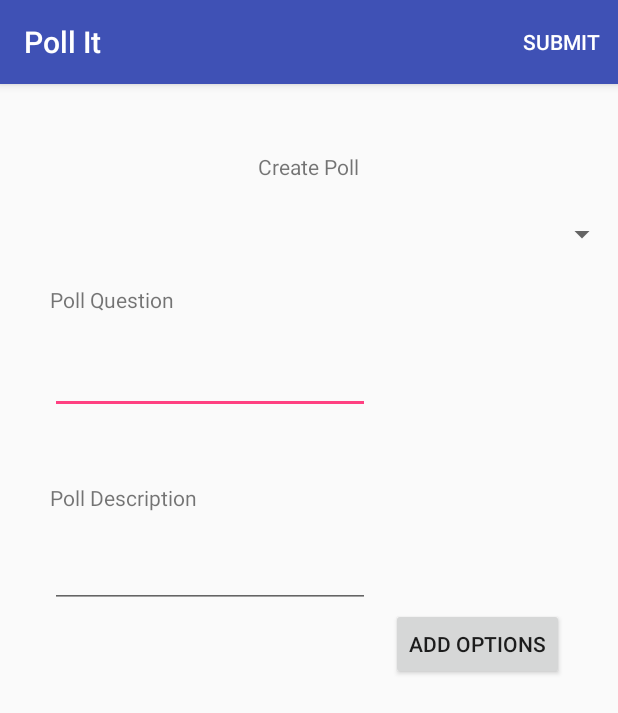
After one commit to rishavmedhi/App_chalk, an Android app: the CreatePoll screen opened directly, with no data from a screen before it, on a phone screen of 412 x 824 dp. The commit adds this screen. Shown: the top 713 px of the screen. Run offline under Robolectric (Android 15) with nearby library versions, the phone set to English and light mode, and no system bars; our stand-ins replace ButterKnife.

Commit message:
Create Poll Layout and activity change

```diff
--- a/app/src/main/AndroidManifest.xml
+++ b/app/src/main/AndroidManifest.xml
@@ -17,6 +17,7 @@
             </intent-filter>
         </activity>
         <activity android:name=".LandingPage"></activity>
+        <activity android:name=".CreatePoll"></activity>
     </application>
 
 </manifest>
--- /dev/null
+++ b/app/src/main/java/com/example/rmedhi/app_chalk/CreatePoll.java
@@ -0,0 +1,66 @@
+package com.example.rmedhi.app_chalk;
+
+import android.content.Intent;
+import android.os.Bundle;
+import android.support.annotation.Nullable;
+import android.support.v4.app.ActivityCompat;
+import android.support.v7.app.AppCompatActivity;
+import android.view.Menu;
+import android.view.MenuInflater;
+import android.view.MenuItem;
+import android.widget.RelativeLayout;
+
+import butterknife.BindView;
+
+import static android.R.attr.value;
+
+/**
+ * Created by R Medhi on 09-05-2017.
+ */
+
+public class CreatePoll extends AppCompatActivity {
+
+    @Override
+    public MenuInflater getMenuInflater() {
+        return super.getMenuInflater();
+    }
+
+    @Override
+    public boolean onCreateOptionsMenu(Menu menu) {
+        super.onCreateOptionsMenu(menu);
+        MenuInflater mymenu = getMenuInflater();
+        mymenu.inflate(R.menu.createpoll_menu, menu);
+        return true;
+    }
+
+    @Override
+    public boolean onOptionsItemSelected(MenuItem item) {
+        switch (item.getItemId()) {
+            case R.id.submit_newpoll:
+//                int position = 0;
+                // setting blank template
+//                cardsList.add(position, new CardList());
+//                mAdapter.notifyItemInserted(0);
+//                mRecyclerView.scrollToPosition(position);
+//                mRecyclerView.setVisibility(View.VISIBLE);
+//                welcometext.setVisibility(View.INVISIBLE);
+                Intent myIntent = new Intent(CreatePoll.this, LandingPage.class);
+                myIntent.putExtra("key", value); //Optional parameters
+                CreatePoll.this.startActivity(myIntent);
+                CreatePoll.this.finish();
+                break;
+        }
+        return super.onOptionsItemSelected(item);
+    }
+
+    @Override
+    protected void onCreate(@Nullable Bundle savedInstanceState) {
+        super.onCreate(savedInstanceState);
+
+        Intent intent = getIntent();
+        String value = intent.getStringExtra("key"); //if it's a string you stored.
+
+        setContentView(R.layout.createpoll);
+    }
+
+}
--- a/app/src/main/java/com/example/rmedhi/app_chalk/api/Poll_service.java
+++ b/app/src/main/java/com/example/rmedhi/app_chalk/api/Poll_service.java
@@ -25,7 +25,6 @@ public interface Poll_service {
     @POST("login")
     Call<Fetch_api> api_user_login(@Field("email") String email, @Field("pswd") String password);
 
-    @FormUrlEncoded
     @POST("fetch-polls")
     Call <Fetch_all_polls> api_fetch_all_polls();
 }
--- /dev/null
+++ b/app/src/main/res/layout/createpoll.xml
@@ -0,0 +1,91 @@
+<?xml version="1.0" encoding="utf-8"?>
+<RelativeLayout xmlns:android="http://schemas.android.com/apk/res/android"
+    android:layout_width="match_parent" android:layout_height="match_parent">
+
+    <TextView
+        android:id="@+id/createpoll_top_text"
+        android:layout_width="wrap_content"
+        android:layout_height="wrap_content"
+        android:layout_alignParentTop="true"
+        android:layout_centerHorizontal="true"
+        android:layout_marginTop="45dp"
+        android:text="Create Poll" />
+
+    <TextView
+        android:id="@+id/pollques_text"
+        android:layout_width="wrap_content"
+        android:layout_height="wrap_content"
+        android:layout_alignEnd="@+id/polldesc_text"
+        android:layout_alignLeft="@+id/editText"
+        android:layout_alignRight="@+id/polldesc_text"
+        android:layout_alignStart="@+id/editText"
+        android:layout_below="@+id/createpoll_top_text"
+        android:layout_marginTop="69dp"
+        android:text="Poll Question" />
+
+    <EditText
+        android:id="@+id/editText"
+        android:layout_width="wrap_content"
+        android:layout_height="wrap_content"
+        android:layout_alignParentLeft="true"
+        android:layout_alignParentStart="true"
+        android:layout_below="@+id/pollques_text"
+        android:layout_marginLeft="33dp"
+        android:layout_marginStart="33dp"
+        android:layout_marginTop="21dp"
+        android:ems="10"
+        android:inputType="textPersonName" />
+
+    <EditText
+        android:id="@+id/polldesc"
+        android:layout_width="wrap_content"
+        android:layout_height="wrap_content"
+        android:layout_alignLeft="@+id/editText"
+        android:layout_alignStart="@+id/editText"
+        android:layout_below="@+id/editText"
+        android:layout_marginTop="84dp"
+        android:ems="10"
+        android:inputType="textPersonName" />
+
+    <TextView
+        android:id="@+id/polldesc_text"
+        android:layout_width="wrap_content"
+        android:layout_height="wrap_content"
+        android:layout_alignLeft="@+id/polldesc"
+        android:layout_alignStart="@+id/polldesc"
+        android:layout_below="@+id/editText"
+        android:layout_marginTop="46dp"
+        android:text="Poll Description" />
+
+    <android.support.v7.widget.RecyclerView
+        android:id="@+id/create_poll_rv"
+        android:layout_width="match_parent"
+        android:layout_height="match_parent"
+        android:layout_alignLeft="@+id/polldesc"
+        android:layout_alignStart="@+id/polldesc"
+        android:layout_below="@+id/polldesc"
+        android:layout_marginLeft="14dp"
+        android:layout_marginStart="14dp"
+        android:layout_marginTop="42dp"/>
+
+    <Button
+        android:id="@+id/add_option"
+        android:layout_width="wrap_content"
+        android:layout_height="wrap_content"
+        android:layout_below="@+id/polldesc"
+        android:layout_marginLeft="14dp"
+        android:layout_marginStart="14dp"
+        android:layout_toEndOf="@+id/polldesc"
+        android:layout_toRightOf="@+id/polldesc"
+        android:text="Add Options" />
+
+    <Spinner
+        android:id="@+id/topic_spinner"
+        android:layout_width="match_parent"
+        android:layout_height="wrap_content"
+        android:layout_alignParentLeft="true"
+        android:layout_alignParentStart="true"
+        android:layout_below="@+id/createpoll_top_text"
+        android:layout_marginTop="23dp" />
+
+</RelativeLayout>
--- /dev/null
+++ b/app/src/main/res/menu/createpoll_menu.xml
@@ -0,0 +1,9 @@
+<?xml version="1.0" encoding="utf-8"?>
+<menu xmlns:android="http://schemas.android.com/apk/res/android"
+xmlns:app="http://schemas.android.com/apk/res-auto">
+<item
+    android:id="@+id/submit_newpoll"
+    android:title="Submit"
+    app:showAsAction="ifRoom"
+></item>
+</menu>
```
Also changed, not shown: app/src/main/java/com/example/rmedhi/app_chalk/LandingPage.java (+42 -3 lines), app/src/main/res/menu/menu.xml (added, +9 -0 lines), app/src/main/res/menu/menu_main.xml (deleted, +0 -11 lines).
